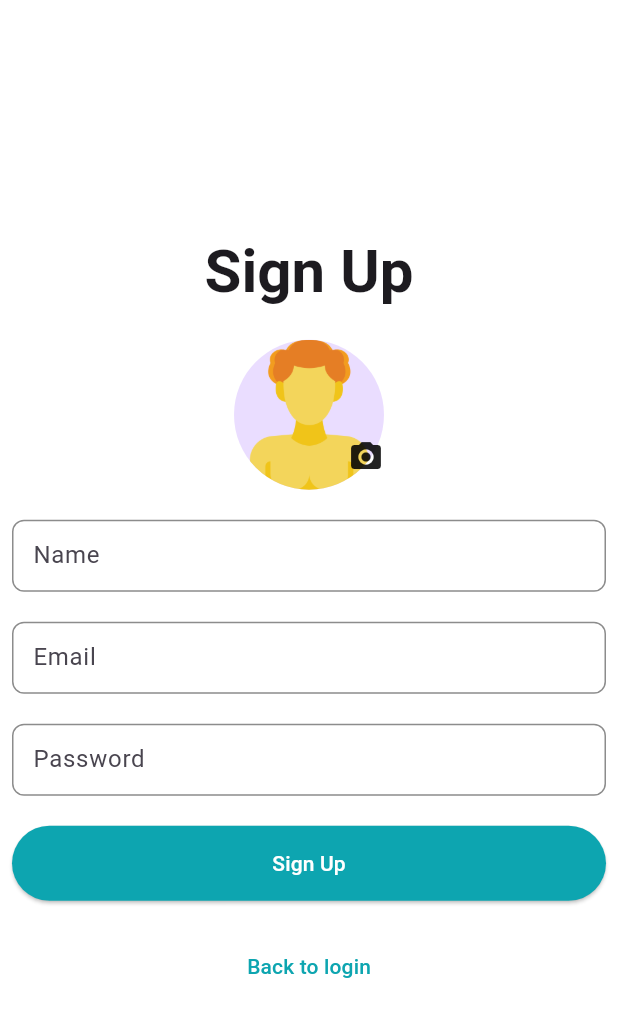
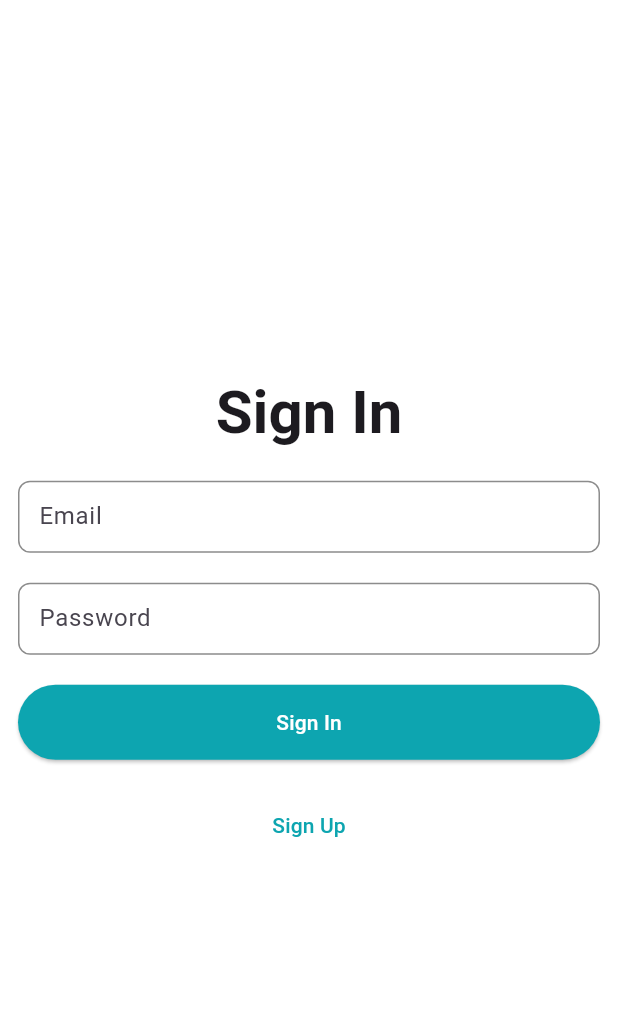
Before and after one commit to tushar-nagar-arc/chatt, a Flutter app: the screen it shows after launch, after a tap on "Sign Up", after a tap on "Back to login", on a phone screen of 412 x 824 dp. Shown: the top 1017 px of the screen. Run offline on Flutter 3.47's test engine with Material 3 defaults, Android fonts, the phone set to English and light mode, and no system bars; our stand-ins replace cached_network_image, cloud_firestore, email_validator, firebase_auth, firebase_core, firebase_storage and 3 more; accounts and stored records are empty.

Commit message:
Update sign_up.dart

```diff
--- a/lib/features/auth/view/screens/sign_up.dart
+++ b/lib/features/auth/view/screens/sign_up.dart
@@ -1,6 +1,7 @@
 import 'dart:io';
 
 import 'package:chatt/features/auth/providers/auth.dart';
+import 'package:chatt/features/auth/view/screens/sign_in.dart';
 import 'package:chatt/features/auth/view/widgets/text_field.dart';
 import 'package:chatt/features/chat/view/screens/chat_screen.dart';
 import 'package:chatt/helper/snack_bar.dart';
@@ -99,7 +100,7 @@ class _SignUpState extends State<SignUp> {
                   ),
                   const SizedBox(height: 20,),
                   TextButton(onPressed: (){
-                      Navigator.pushReplacement(context,MaterialPageRoute(builder: (context) => SignUp()));
+                      Navigator.pushReplacement(context,MaterialPageRoute(builder: (context) => SignIn()));
                     }, child: const Text("Back to login"),),
                 ],
               ),
```
